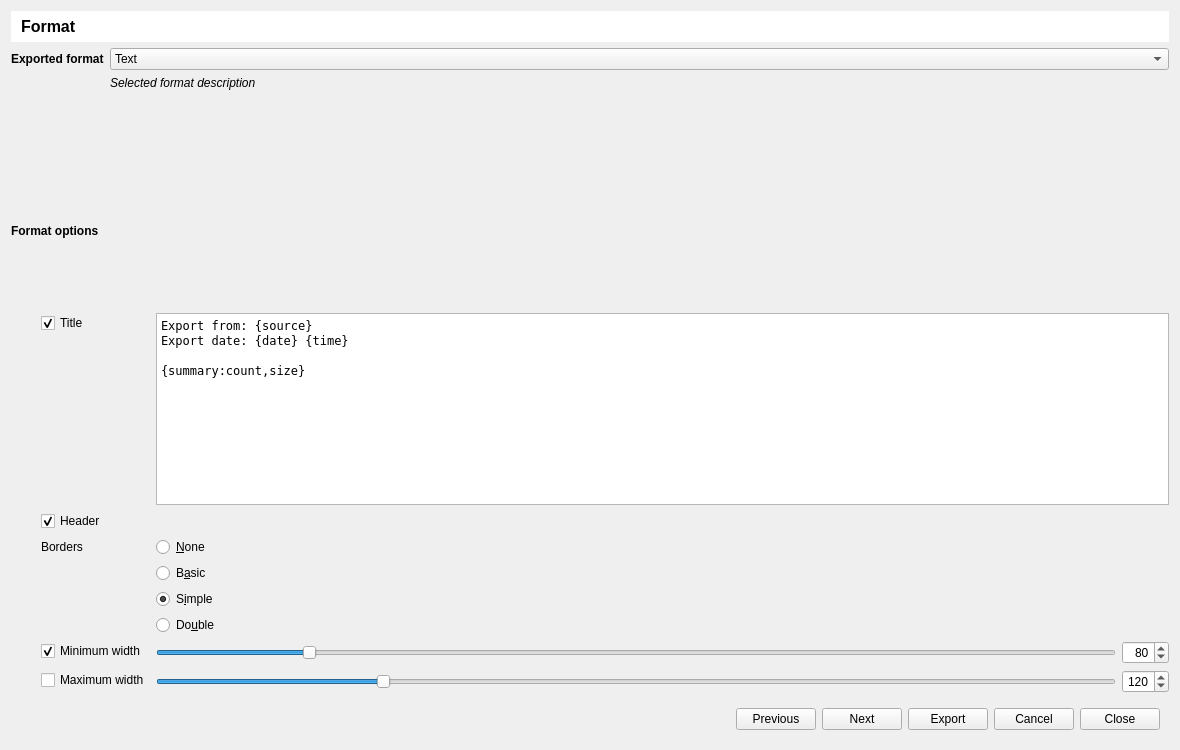
Above: bulicommander/bulicommander/bc/resources/bcexportfiles.ui from Grum999/BuliCommander before the change. Below: the same form after it.
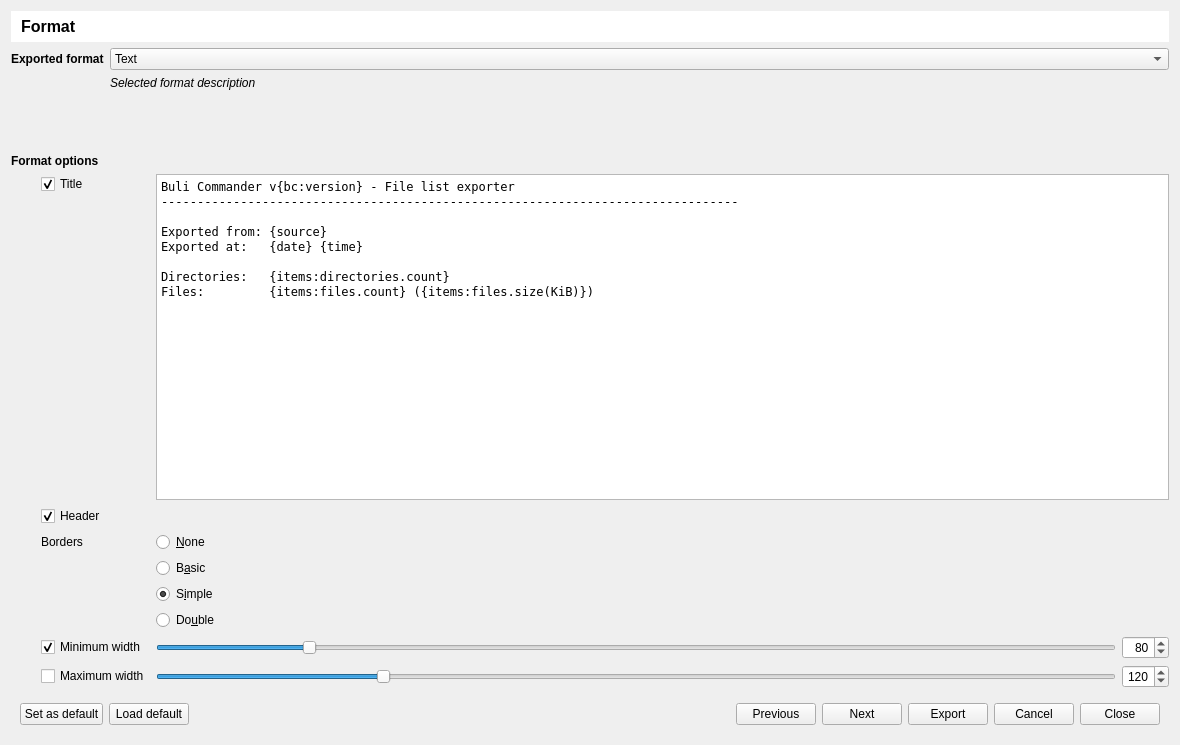
That is the form after the change. The open tabs and pages were chosen to show the change. Icons and pictures are not drawn.

Commit message:
Export file list - Markdown
Add markdown format to export
Implement parser for title content

. Fix BCTable method names
. Fix BCTable empty title bug
. Add BC version information method to BCUIController
. Improve ui

Diff of the .ui file:
```diff
--- a/bulicommander/bulicommander/bc/resources/bcexportfiles.ui
+++ b/bulicommander/bulicommander/bc/resources/bcexportfiles.ui
@@ -7,13 +7,13 @@
     <x>0</x>
     <y>0</y>
     <width>1180</width>
-    <height>750</height>
+    <height>745</height>
    </rect>
   </property>
   <property name="minimumSize">
    <size>
     <width>1180</width>
-    <height>750</height>
+    <height>680</height>
    </size>
   </property>
   <property name="windowTitle">
@@ -22,6 +22,12 @@
   <layout class="QVBoxLayout" name="verticalLayout">
    <item>
     <widget class="QStackedWidget" name="swPages">
+     <property name="sizePolicy">
+      <sizepolicy hsizetype="Preferred" vsizetype="Expanding">
+       <horstretch>0</horstretch>
+       <verstretch>0</verstretch>
+      </sizepolicy>
+     </property>
      <property name="layoutDirection">
       <enum>Qt::LeftToRight</enum>
      </property>
@@ -393,10 +399,7 @@
       </layout>
      </widget>
      <widget class="QWidget" name="pageFormat">
-      <layout class="QFormLayout">
-       <property name="labelAlignment">
-        <set>Qt::AlignLeading|Qt::AlignLeft|Qt::AlignVCenter</set>
-       </property>
+      <layout class="QGridLayout" name="gridLayout_2">
        <property name="leftMargin">
         <number>0</number>
        </property>
@@ -513,25 +516,6 @@
          </property>
         </widget>
        </item>
-       <item row="3" column="0" colspan="2">
-        <widget class="QLabel" name="label_10">
-         <property name="sizePolicy">
-          <sizepolicy hsizetype="Preferred" vsizetype="MinimumExpanding">
-           <horstretch>0</horstretch>
-           <verstretch>0</verstretch>
-          </sizepolicy>
-         </property>
-         <property name="font">
-          <font>
-           <weight>75</weight>
-           <bold>true</bold>
-          </font>
-         </property>
-         <property name="text">
-          <string>Format options</string>
-         </property>
-        </widget>
-       </item>
        <item row="4" column="0" colspan="2">
         <widget class="QStackedWidget" name="swFormatProperties">
          <property name="sizePolicy">
@@ -556,89 +540,30 @@
           <property name="styleSheet">
            <string notr="true"/>
           </property>
-          <layout class="QFormLayout" name="formLayout_2">
-           <property name="labelAlignment">
-            <set>Qt::AlignLeading|Qt::AlignLeft|Qt::AlignVCenter</set>
+          <layout class="QGridLayout" name="gridLayout_3">
+           <property name="leftMargin">
+            <number>30</number>
+           </property>
+           <property name="topMargin">
+            <number>0</number>
+           </property>
+           <property name="rightMargin">
+            <number>0</number>
+           </property>
+           <property name="bottomMargin">
+            <number>0</number>
            </property>
            <property name="verticalSpacing">
             <number>-1</number>
            </property>
-           <property name="leftMargin">
-            <number>30</number>
-           </property>
-           <property name="topMargin">
-            <number>0</number>
-           </property>
-           <property name="rightMargin">
-            <number>0</number>
-           </property>
-           <property name="bottomMargin">
-            <number>0</number>
-           </property>
-           <item row="2" column="0" colspan="2">
-            <widget class="QCheckBox" name="cbFormatTextHeader">
-             <property name="toolTip">
-              <string>&lt;html&gt;&lt;head/&gt;&lt;body&gt;&lt;p&gt;Add header (properties names) to exported table&lt;/p&gt;&lt;/body&gt;&lt;/html&gt;</string>
-             </property>
-             <property name="styleSheet">
-              <string notr="true"/>
-             </property>
-             <property name="text">
-              <string>Header</string>
-             </property>
-             <property name="checked">
-              <bool>true</bool>
-             </property>
-            </widget>
-           </item>
-           <item row="0" column="0">
-            <widget class="QCheckBox" name="cbFormatTextTitle">
-             <property name="toolTip">
-              <string>Add a title to exported content</string>
-             </property>
-             <property name="text">
-              <string>Title</string>
-             </property>
-             <property name="checked">
-              <bool>true</bool>
-             </property>
-            </widget>
-           </item>
-           <item row="0" column="1">
-            <widget class="QPlainTextEdit" name="teFormatTextTitle">
-             <property name="sizePolicy">
-              <sizepolicy hsizetype="Expanding" vsizetype="Expanding">
-               <horstretch>0</horstretch>
-               <verstretch>0</verstretch>
-              </sizepolicy>
-             </property>
-             <property name="minimumSize">
-              <size>
-               <width>0</width>
-               <height>0</height>
-              </size>
-             </property>
-             <property name="font">
-              <font>
-               <family>DejaVu Sans Mono</family>
-              </font>
-             </property>
-             <property name="toolTip">
-              <string>&lt;html&gt;&lt;head/&gt;&lt;body&gt;&lt;p&gt;Title added to exported content&lt;/p&gt;&lt;hr/&gt;&lt;p&gt;&lt;span style=&quot; font-family:'monospace'; font-size:8pt; font-weight:600;&quot;&gt;{date} &lt;/span&gt;&lt;span style=&quot; font-size:8pt;&quot;&gt;The current system date (&lt;/span&gt;&lt;span style=&quot; font-size:8pt; font-style:italic;&quot;&gt;yyyy-mm-dd&lt;/span&gt;&lt;span style=&quot; font-size:8pt;&quot;&gt;)&lt;/span&gt;&lt;/p&gt;&lt;p&gt;&lt;span style=&quot; font-family:'monospace'; font-size:8pt; font-weight:600;&quot;&gt;{date:yyyy} &lt;/span&gt;&lt;span style=&quot; font-size:8pt;&quot;&gt;The current system &lt;/span&gt;&lt;span style=&quot; font-size:8pt; font-style:italic;&quot;&gt;year&lt;/span&gt;&lt;/p&gt;&lt;p&gt;&lt;span style=&quot; font-family:'monospace'; font-size:8pt; font-weight:600;&quot;&gt;{date:mm} &lt;/span&gt;&lt;span style=&quot; font-size:8pt;&quot;&gt;The current system &lt;/span&gt;&lt;span style=&quot; font-size:8pt; font-style:italic;&quot;&gt;month&lt;/span&gt;&lt;/p&gt;&lt;p&gt;&lt;span style=&quot; font-family:'monospace'; font-size:8pt; font-weight:600;&quot;&gt;{date:dd} &lt;/span&gt;&lt;span style=&quot; font-size:8pt;&quot;&gt;The current system &lt;/span&gt;&lt;span style=&quot; font-size:8pt; font-style:italic;&quot;&gt;day&lt;/span&gt;&lt;/p&gt;&lt;hr/&gt;&lt;p&gt;&lt;span style=&quot; font-family:'monospace'; font-size:8pt; font-weight:600;&quot;&gt;{time} &lt;/span&gt;&lt;span style=&quot; font-size:8pt;&quot;&gt;The current system &lt;/span&gt;&lt;span style=&quot; font-size:8pt; font-style:italic;&quot;&gt;time &lt;/span&gt;&lt;span style=&quot; font-size:8pt;&quot;&gt;(&lt;/span&gt;&lt;span style=&quot; font-size:8pt; font-style:italic;&quot;&gt;hh:mm:ss&lt;/span&gt;&lt;span style=&quot; font-size:8pt;&quot;&gt;)&lt;/span&gt;&lt;/p&gt;&lt;p&gt;&lt;span style=&quot; font-family:'monospace'; font-size:8pt; font-weight:600;&quot;&gt;{time:hh} &lt;/span&gt;&lt;span style=&quot; font-size:8pt;&quot;&gt;The current system &lt;/span&gt;&lt;span style=&quot; font-size:8pt; font-style:italic;&quot;&gt;hour (00-24)&lt;/span&gt;&lt;/p&gt;&lt;p&gt;&lt;span style=&quot; font-family:'monospace'; font-size:8pt; font-weight:600;&quot;&gt;{time:mm} &lt;/span&gt;&lt;span style=&quot; font-size:8pt;&quot;&gt;The current system &lt;/span&gt;&lt;span style=&quot; font-size:8pt; font-style:italic;&quot;&gt;minutes&lt;/span&gt;&lt;/p&gt;&lt;p&gt;&lt;span style=&quot; font-family:'monospace'; font-size:8pt; font-weight:600;&quot;&gt;{time:ss} &lt;/span&gt;&lt;span style=&quot; font-size:8pt;&quot;&gt;The current system &lt;/span&gt;&lt;span style=&quot; font-size:8pt; font-style:italic;&quot;&gt;seconds&lt;/span&gt;&lt;/p&gt;&lt;hr/&gt;&lt;p&gt;&lt;span style=&quot; font-family:'monospace'; font-size:8pt; font-weight:600;&quot;&gt;{summary} &lt;/span&gt;&lt;span style=&quot; font-size:8pt;&quot;&gt;Summary &lt;/span&gt;&lt;/p&gt;&lt;p&gt;&lt;span style=&quot; font-family:'monospace'; font-size:8pt; font-weight:600;&quot;&gt;{summary:[[count],[size]]} &lt;/span&gt;&lt;span style=&quot; font-size:8pt;&quot;&gt;Summary&lt;/span&gt;&lt;/p&gt;&lt;p&gt;&lt;span style=&quot; font-size:8pt;&quot;&gt; - &lt;/span&gt;&lt;span style=&quot; font-family:'monospace'; font-size:8pt; font-weight:600;&quot;&gt;[count] &lt;/span&gt;&lt;span style=&quot; font-size:8pt;&quot;&gt;Number of directories/files&lt;/span&gt;&lt;/p&gt;&lt;p&gt;&lt;span style=&quot; font-size:8pt;&quot;&gt; - &lt;/span&gt;&lt;span style=&quot; font-family:'monospace'; font-size:8pt; font-weight:600;&quot;&gt;[size] &lt;/span&gt;&lt;span style=&quot; font-size:8pt;&quot;&gt;Total files size&lt;/span&gt;&lt;/p&gt;&lt;/body&gt;&lt;/html&gt;</string>
-             </property>
-             <property name="styleSheet">
-              <string notr="true">padding-left: 0px</string>
-             </property>
-             <property name="plainText">
-              <string>Export from: {source}
-Export date: {date} {time}
-
-{summary:count,size}</string>
-             </property>
-            </widget>
-           </item>
-           <item row="8" column="0">
+           <item row="6" column="0">
             <widget class="QCheckBox" name="cbFormatTextMinWidth">
+             <property name="sizePolicy">
+              <sizepolicy hsizetype="Minimum" vsizetype="Maximum">
+               <horstretch>0</horstretch>
+               <verstretch>0</verstretch>
+              </sizepolicy>
+             </property>
              <property name="toolTip">
               <string>Apply a minimum width (in characters) to exported table</string>
              </property>
@@ -650,215 +575,14 @@
              </property>
             </widget>
            </item>
-           <item row="10" column="0">
-            <widget class="QCheckBox" name="cbFormatTextMaxWidth">
-             <property name="toolTip">
-              <string>Apply a maximum width (in characters) to exported table</string>
-             </property>
-             <property name="text">
-              <string>Maximum width</string>
-             </property>
-            </widget>
-           </item>
-           <item row="8" column="1">
-            <widget class="QWidget" name="widget_3" native="true">
-             <property name="sizePolicy">
-              <sizepolicy hsizetype="MinimumExpanding" vsizetype="Preferred">
-               <horstretch>0</horstretch>
-               <verstretch>0</verstretch>
-              </sizepolicy>
-             </property>
-             <property name="minimumSize">
-              <size>
-               <width>0</width>
-               <height>0</height>
-              </size>
-             </property>
-             <property name="styleSheet">
-              <string notr="true"/>
-             </property>
-             <layout class="QHBoxLayout" name="horizontalLayout_3">
-              <property name="leftMargin">
-               <number>0</number>
-              </property>
-              <property name="topMargin">
-               <number>0</number>
-              </property>
-              <property name="rightMargin">
-               <number>0</number>
-              </property>
-              <property name="bottomMargin">
-               <number>0</number>
-              </property>
-              <item>
-               <widget class="QSlider" name="hsFormatTextMinWidth">
-                <property name="styleSheet">
-                 <string notr="true"/>
-                </property>
-                <property name="minimum">
-                 <number>1</number>
-                </property>
-                <property name="maximum">
-                 <number>512</number>
-                </property>
-                <property name="value">
-                 <number>80</number>
-                </property>
-                <property name="orientation">
-                 <enum>Qt::Horizontal</enum>
-                </property>
-                <property name="tickPosition">
-                 <enum>QSlider::NoTicks</enum>
-                </property>
-                <property name="tickInterval">
-                 <number>10</number>
-                </property>
-               </widget>
-              </item>
-              <item>
-               <widget class="QSpinBox" name="spFormatTextMinWidth">
-                <property name="alignment">
-                 <set>Qt::AlignRight|Qt::AlignTrailing|Qt::AlignVCenter</set>
-                </property>
-                <property name="minimum">
-                 <number>1</number>
-                </property>
-                <property name="maximum">
-                 <number>512</number>
-                </property>
-                <property name="value">
-                 <number>80</number>
-                </property>
-               </widget>
-              </item>
-             </layout>
-            </widget>
-           </item>
-           <item row="10" column="1">
-            <widget class="QWidget" name="widget_4" native="true">
-             <property name="minimumSize">
-              <size>
-               <width>0</width>
-               <height>0</height>
-              </size>
-             </property>
-             <property name="baseSize">
-              <size>
-               <width>0</width>
-               <height>0</height>
-              </size>
-             </property>
-             <property name="styleSheet">
-              <string notr="true"/>
-             </property>
-             <layout class="QHBoxLayout" name="horizontalLayout_4">
-              <property name="leftMargin">
-               <number>0</number>
-              </property>
-              <property name="topMargin">
-               <number>0</number>
-              </property>
-              <property name="rightMargin">
-               <number>0</number>
-              </property>
-              <property name="bottomMargin">
-               <number>0</number>
-              </property>
-              <item>
-               <widget class="QSlider" name="hsFormatTextMaxWidth">
-                <property name="minimum">
-                 <number>1</number>
-                </property>
-                <property name="maximum">
-                 <number>512</number>
-                </property>
-                <property name="value">
-                 <number>120</number>
-                </property>
-                <property name="orientation">
-                 <enum>Qt::Horizontal</enum>
-                </property>
-               </widget>
-              </item>
-              <item>
-               <widget class="QSpinBox" name="spFormatTextMaxWidth">
-                <property name="alignment">
-                 <set>Qt::AlignRight|Qt::AlignTrailing|Qt::AlignVCenter</set>
-                </property>
-                <property name="minimum">
-                 <number>1</number>
-                </property>
-                <property name="maximum">
-                 <number>512</number>
-                </property>
-                <property name="value">
-                 <number>120</number>
-                </property>
-               </widget>
-              </item>
-             </layout>
-            </widget>
-           </item>
-           <item row="3" column="0">
-            <widget class="QLabel" name="label_9">
-             <property name="font">
-              <font>
-               <weight>50</weight>
-               <italic>false</italic>
-               <bold>false</bold>
-              </font>
-             </property>
-             <property name="styleSheet">
-              <string notr="true"/>
-             </property>
-             <property name="text">
-              <string>Borders</string>
-             </property>
-             <property name="alignment">
-              <set>Qt::AlignLeading|Qt::AlignLeft|Qt::AlignVCenter</set>
-             </property>
-            </widget>
-           </item>
            <item row="3" column="1">
-            <widget class="QRadioButton" name="rbFormatTextBorderNone">
-             <property name="toolTip">
-              <string>&lt;html&gt;
-&lt;head/&gt;
-&lt;body&gt;
-&lt;p&gt;Do not apply border to table.&lt;br/&gt;
-&lt;/p&gt;
-&lt;p&gt;
-&lt;span style=&quot; font-style:italic;&quot;&gt;Example&lt;/span&gt;
-&lt;/p&gt;
-&lt;p style=&quot; font-family:'monospace'; font-weight:600;line-height:1;white-space: pre;&quot;&gt;
-&lt;span &gt;------------------  
-Header A  Header B
-------------------  
-Row 1.1   Row 1.2
-Row 2.1   Row 2.2
-Row 3.1   Row 3.2
-------------------  
-&lt;/span&gt;
-&lt;/p&gt;
-&lt;/body&gt;
-&lt;/html&gt;</string>
-             </property>
-             <property name="autoFillBackground">
-              <bool>false</bool>
-             </property>
-             <property name="styleSheet">
-              <string notr="true"/>
-             </property>
-             <property name="text">
-              <string>&amp;None</string>
-             </property>
-             <attribute name="buttonGroup">
-              <string notr="true">buttonGroupFormatTextBorder</string>
-             </attribute>
-            </widget>
-           </item>
-           <item row="5" column="1">
             <widget class="QRadioButton" name="rbFormatTextBorderBasic">
+             <property name="sizePolicy">
+              <sizepolicy hsizetype="Minimum" vsizetype="Maximum">
+               <horstretch>0</horstretch>
+               <verstretch>0</verstretch>
+              </sizepolicy>
+             </property>
              <property name="toolTip">
               <string>&lt;html&gt;
 &lt;head/&gt;
@@ -892,8 +616,58 @@
              </attribute>
             </widget>
            </item>
-           <item row="6" column="1">
+           <item row="2" column="1">
+            <widget class="QRadioButton" name="rbFormatTextBorderNone">
+             <property name="sizePolicy">
+              <sizepolicy hsizetype="Minimum" vsizetype="Maximum">
+               <horstretch>0</horstretch>
+               <verstretch>0</verstretch>
+              </sizepolicy>
+             </property>
+             <property name="toolTip">
+              <string>&lt;html&gt;
+&lt;head/&gt;
+&lt;body&gt;
+&lt;p&gt;Do not apply border to table.&lt;br/&gt;
+&lt;/p&gt;
+&lt;p&gt;
+&lt;span style=&quot; font-style:italic;&quot;&gt;Example&lt;/span&gt;
+&lt;/p&gt;
+&lt;p style=&quot; font-family:'monospace'; font-weight:600;line-height:1;white-space: pre;&quot;&gt;
+&lt;span &gt;------------------  
+Header A  Header B
+------------------  
+Row 1.1   Row 1.2
+Row 2.1   Row 2.2
+Row 3.1   Row 3.2
+------------------  
+&lt;/span&gt;
+&lt;/p&gt;
+&lt;/body&gt;
+&lt;/html&gt;</string>
+             </property>
+             <property name="autoFillBackground">
+              <bool>false</bool>
+             </property>
+             <property name="styleSheet">
+              <string notr="true"/>
+             </property>
+             <property name="text">
+              <string>&amp;None</string>
+             </property>
+             <attribute name="buttonGroup">
+              <string notr="true">buttonGroupFormatTextBorder</string>
+             </attribute>
+            </widget>
+           </item>
+           <item row="4" column="1">
             <widget class="QRadioButton" name="rbFormatTextBorderSimple">
+             <property name="sizePolicy">
+              <sizepolicy hsizetype="Minimum" vsizetype="Maximum">
+               <horstretch>0</horstretch>
+               <verstretch>0</verstretch>
+              </sizepolicy>
+             </property>
              <property name="toolTip">
               <string>&lt;html&gt;
 &lt;head/&gt;
@@ -930,8 +704,101 @@
              </attribute>
             </widget>
            </item>
-           <item row="7" column="1">
+           <item row="1" column="0">
+            <widget class="QCheckBox" name="cbFormatTextHeader">
+             <property name="sizePolicy">
+              <sizepolicy hsizetype="Minimum" vsizetype="Maximum">
+               <horstretch>0</horstretch>
+               <verstretch>0</verstretch>
+              </sizepolicy>
+             </property>
+             <property name="toolTip">
+              <string>&lt;html&gt;&lt;head/&gt;&lt;body&gt;&lt;p&gt;Add header (properties names) to exported table&lt;/p&gt;&lt;/body&gt;&lt;/html&gt;</string>
+             </property>
+             <property name="styleSheet">
+              <string notr="true"/>
+             </property>
+             <property name="text">
+              <string>Header</string>
+             </property>
+             <property name="checked">
+              <bool>true</bool>
+             </property>
+            </widget>
+           </item>
+           <item row="0" column="1">
+            <widget class="QPlainTextEdit" name="teFormatTextTitle">
+             <property name="sizePolicy">
+              <sizepolicy hsizetype="Expanding" vsizetype="MinimumExpanding">
+               <horstretch>0</horstretch>
+               <verstretch>0</verstretch>
+              </sizepolicy>
+             </property>
+             <property name="minimumSize">
+              <size>
+               <width>0</width>
+               <height>0</height>
+              </size>
+             </property>
+             <property name="font">
+              <font>
+               <family>DejaVu Sans Mono</family>
+               <pointsize>9</pointsize>
+              </font>
+             </property>
+             <property name="toolTip">
+              <string/>
+             </property>
+             <property name="styleSheet">
+              <string notr="true">padding-left: 0px</string>
+             </property>
+             <property name="plainText">
+              <string>Buli Commander v{bc:version} - File list exporter
+--------------------------------------------------------------------------------
+
+Exported from: {source}
+Exported at:   {date} {time}
+
+Directories:   {items:directories.count}
+Files:         {items:files.count} ({items:files.size(KiB)})
+</string>
+             </property>
+            </widget>
+           </item>
+           <item row="2" column="0">
+            <widget class="QLabel" name="label_9">
+             <property name="sizePolicy">
+              <sizepolicy hsizetype="Preferred" vsizetype="Maximum">
+               <horstretch>0</horstretch>
+               <verstretch>0</verstretch>
+              </sizepolicy>
+             </property>
+             <property name="font">
+              <font>
+               <weight>50</weight>
+               <italic>false</italic>
+               <bold>false</bold>
+              </font>
+             </property>
+             <property name="styleSheet">
+              <string notr="true"/>
+             </property>
+             <property name="text">
+              <string>Borders</string>
+             </property>
+             <property name="alignment">
+              <set>Qt::AlignLeading|Qt::AlignLeft|Qt::AlignVCenter</set>
+             </property>
+            </widget>
+           </item>
+           <item row="5" column="1">
             <widget class="QRadioButton" name="rbFormatTextBorderDouble">
+             <property name="sizePolicy">
+              <sizepolicy hsizetype="Minimum" vsizetype="Maximum">
+               <horstretch>0</horstretch>
+               <verstretch>0</verstretch>
+              </sizepolicy>
+             </property>
              <property name="toolTip">
               <string>&lt;html&gt;
 &lt;head/&gt;
@@ -968,6 +835,180 @@
              </attribute>
             </widget>
            </item>
+           <item row="7" column="0">
+            <widget class="QCheckBox" name="cbFormatTextMaxWidth">
+             <property name="sizePolicy">
+              <sizepolicy hsizetype="Minimum" vsizetype="Maximum">
+               <horstretch>0</horstretch>
+               <verstretch>0</verstretch>
+              </sizepolicy>
+             </property>
+             <property name="toolTip">
+              <string>Apply a maximum width (in characters) to exported table</string>
+             </property>
+             <property name="text">
+              <string>Maximum width</string>
+             </property>
+            </widget>
+           </item>
+           <item row="6" column="1">
+            <widget class="QWidget" name="widget_3" native="true">
+             <property name="sizePolicy">
+              <sizepolicy hsizetype="MinimumExpanding" vsizetype="Maximum">
+               <horstretch>0</horstretch>
+               <verstretch>0</verstretch>
+              </sizepolicy>
+             </property>
+             <property name="minimumSize">
+              <size>
+               <width>0</width>
+               <height>0</height>
+              </size>
+             </property>
+             <property name="styleSheet">
+              <string notr="true"/>
+             </property>
+             <layout class="QHBoxLayout" name="horizontalLayout_3">
+              <property name="leftMargin">
+               <number>0</number>
+              </property>
+              <property name="topMargin">
+               <number>0</number>
+              </property>
+              <property name="rightMargin">
+               <number>0</number>
+              </property>
+              <property name="bottomMargin">
+               <number>0</number>
+              </property>
+              <item>
+               <widget class="QSlider" name="hsFormatTextMinWidth">
+                <property name="styleSheet">
+                 <string notr="true"/>
+                </property>
+                <property name="minimum">
+                 <number>1</number>
+                </property>
+                <property name="maximum">
+                 <number>512</number>
+                </property>
+                <property name="value">
+                 <number>80</number>
+                </property>
+                <property name="orientation">
+                 <enum>Qt::Horizontal</enum>
+                </property>
+                <property name="tickPosition">
+                 <enum>QSlider::NoTicks</enum>
+                </property>
+                <property name="tickInterval">
+                 <number>10</number>
+                </property>
+               </widget>
+              </item>
+              <item>
+               <widget class="QSpinBox" name="spFormatTextMinWidth">
+                <property name="alignment">
+                 <set>Qt::AlignRight|Qt::AlignTrailing|Qt::AlignVCenter</set>
+                </property>
+                <property name="minimum">
+                 <number>1</number>
+                </property>
+                <property name="maximum">
+                 <number>512</number>
+                </property>
+                <property name="value">
+                 <number>80</number>
+                </property>
+               </widget>
+              </item>
+             </layout>
+            </widget>
+           </item>
+           <item row="7" column="1">
+            <widget class="QWidget" name="widget_4" native="true">
+             <property name="sizePolicy">
+              <sizepolicy hsizetype="Preferred" vsizetype="Minimum">
+               <horstretch>0</horstretch>
+               <verstretch>0</verstretch>
+              </sizepolicy>
+             </property>
+             <property name="minimumSize">
+              <size>
+               <width>0</width>
+               <height>0</height>
+              </size>
+             </property>
+             <property name="baseSize">
+              <size>
+               <width>0</width>
+               <height>0</height>
+              </size>
+             </property>
+             <property name="styleSheet">
+              <string notr="true"/>
+             </property>
+             <layout class="QHBoxLayout" name="horizontalLayout_4">
+              <property name="leftMargin">
+               <number>0</number>
+              </property>
+              <property name="topMargin">
+               <number>0</number>
+              </property>
+              <property name="rightMargin">
+               <number>0</number>
+              </property>
+              <property name="bottomMargin">
+               <number>0</number>
+              </property>
+              <item>
+               <widget class="QSlider" name="hsFormatTextMaxWidth">
+                <property name="minimum">
+                 <number>1</number>
+                </property>
+                <property name="maximum">
+                 <number>512</number>
+                </property>
+                <property name="value">
+                 <number>120</number>
+                </property>
+                <property name="orientation">
+                 <enum>Qt::Horizontal</enum>
+                </property>
+               </widget>
+              </item>
+              <item>
+               <widget class="QSpinBox" name="spFormatTextMaxWidth">
+                <property name="alignment">
+                 <set>Qt::AlignRight|Qt::AlignTrailing|Qt::AlignVCenter</set>
+                </property>
+                <property name="minimum">
+                 <number>1</number>
+                </property>
+                <property name="maximum">
+                 <number>512</number>
+                </property>
+                <property name="value">
+                 <number>120</number>
+                </property>
+               </widget>
+              </item>
+             </layout>
+            </widget>
+           </item>
+           <item row="0" column="0" alignment="Qt::AlignTop">
+            <widget class="QCheckBox" name="cbFormatTextTitle">
+             <property name="toolTip">
+              <string>Add a title to exported content</string>
+             </property>
+             <property name="text">
+              <string>Title</string>
+             </property>
+             <property name="checked">
+              <bool>true</bool>
+             </property>
+            </widget>
+           </item>
           </layout>
          </widget>
          <widget class="QWidget" name="pageFormatPropertiesTextCSV">
@@ -1128,6 +1169,45 @@
          </widget>
         </widget>
        </item>
+       <item row="0" column="0" colspan="2">
+        <widget class="QLabel" name="label_7">
+         <property name="font">
+          <font>
+           <pointsize>12</pointsize>
+           <weight>75</weight>
+           <bold>true</bold>
+          </font>
+         </property>
+         <property name="styleSheet">
+          <string notr="true">background-color: palette(light);padding: 6;</string>
+         </property>
+         <property name="text">
+          <string>Format</string>
+         </property>
+         <property name="margin">
+          <number>4</number>
+         </property>
+        </widget>
+       </item>
+       <item row="3" column="0" colspan="2">
+        <widget class="QLabel" name="label_10">
+         <property name="sizePolicy">
+          <sizepolicy hsizetype="Preferred" vsizetype="Maximum">
+           <horstretch>0</horstretch>
+           <verstretch>0</verstretch>
+          </sizepolicy>
+         </property>
+         <property name="font">
+          <font>
+           <weight>75</weight>
+           <bold>true</bold>
+          </font>
+         </property>
+         <property name="text">
+          <string>Format options</string>
+         </property>
+        </widget>
+       </item>
       </layout>
      </widget>
      <widget class="QWidget" name="pageTarget">
@@ -1275,6 +1355,26 @@
       </sizepolicy>
      </property>
      <layout class="QHBoxLayout" name="horizontalLayout">
+      <item>
+       <widget class="QPushButton" name="pbOptionsSetAsDefault">
+        <property name="toolTip">
+         <string>Set current settings as default settings for file list export</string>
+        </property>
+        <property name="text">
+         <string>Set as default</string>
+        </property>
+       </widget>
+      </item>
+      <item>
+       <widget class="QPushButton" name="pbOptionsLoadDefault">
+        <property name="toolTip">
+         <string>Reset configurations settings to Buli Commander default value</string>
+        </property>
+        <property name="text">
+         <string>Load default</string>
+        </property>
+       </widget>
+      </item>
       <item>
        <spacer name="horizontalSpacer">
         <property name="orientation">
```
Left out of the diff: 302 changed lines with no effect on the pictures. The commit also changes 4 other files.
